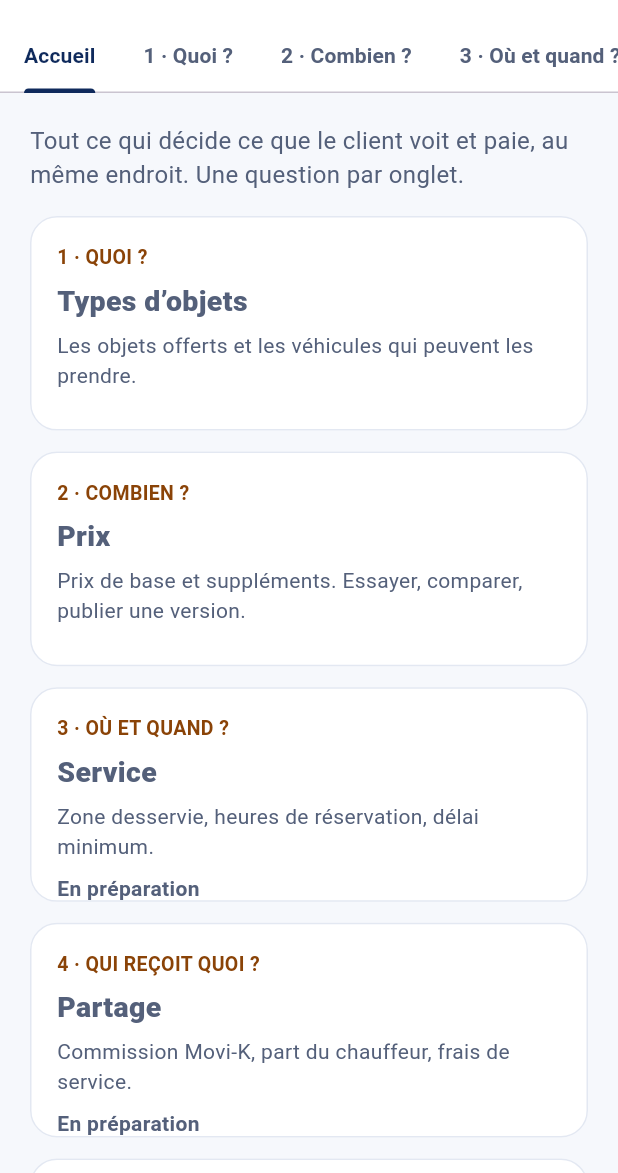
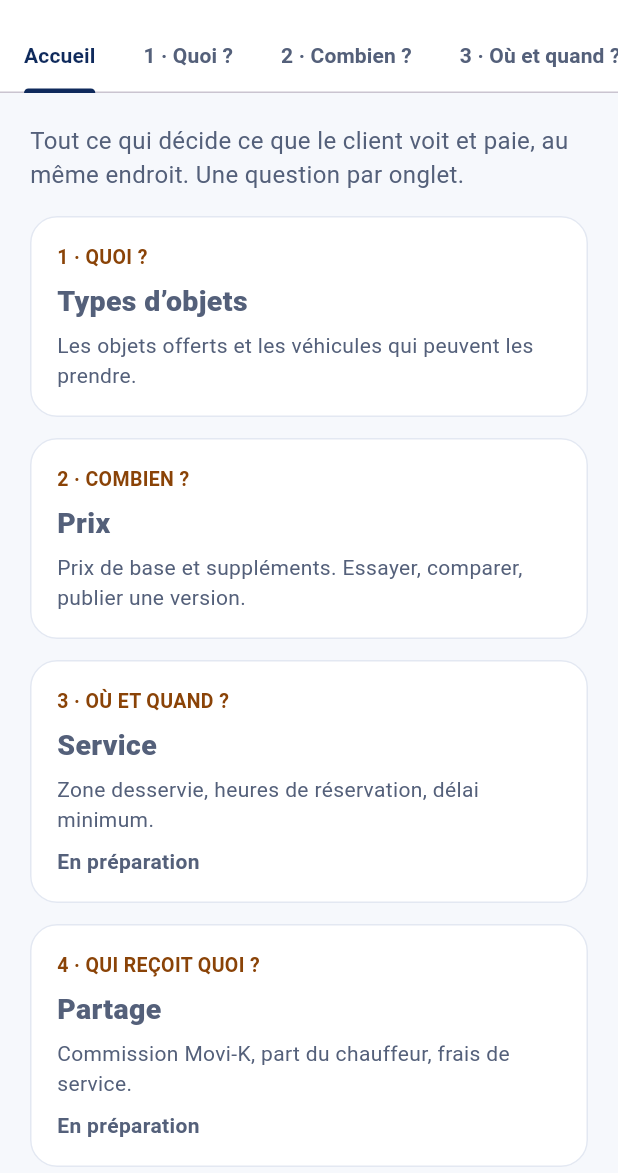
Before and after one commit to Solexiai/mecano-mobile, a Flutter app: the AdminCommandCenterScreen screen opened directly, on a phone screen of 412 x 824 dp, the part 63-1236 px from its top. Run offline on Flutter 3.47's test engine with Material 3 defaults, Android fonts, the phone set to English and light mode, and no system bars; our stand-ins replace cloud_firestore, cloud_functions, firebase_auth, firebase_core, firebase_messaging, firebase_storage and 8 more; missing offline and left inert: dart:js_interop; accounts and stored records are empty.

Commit message:
fix(admin): command center tiles grow with their text
Co-Authored-By: Claude Opus 5.5 <noreply@anthropic.com>
Claude-Session: https://claude.ai/code/session_016wdyjnMgpXu8tP4WYgSueY

```diff
--- a/lib/screens/dashboard/admin/command_center/admin_command_center_screen.dart
+++ b/lib/screens/dashboard/admin/command_center/admin_command_center_screen.dart
@@ -189,14 +189,17 @@ class _Home extends StatelessWidget {
           style: TextStyle(fontSize: 16, color: AppColors.textSecondary),
         ),
         const SizedBox(height: 16),
-        GridView.count(
-          crossAxisCount: columns,
-          shrinkWrap: true,
-          physics: const NeverScrollableScrollPhysics(),
-          mainAxisSpacing: 14,
-          crossAxisSpacing: 14,
-          childAspectRatio: columns == 1 ? 2.6 : 1.7,
-          children: tiles,
+        // Wrap, not a fixed-ratio grid: tiles grow with their text (phone,
+        // large text) instead of overflowing.
+        LayoutBuilder(
+          builder: (context, box) {
+            final w = (box.maxWidth - 14 * (columns - 1)) / columns;
+            return Wrap(
+              spacing: 14,
+              runSpacing: 14,
+              children: [for (final t in tiles) SizedBox(width: w, child: t)],
+            );
+          },
         ),
         const SizedBox(height: 16),
         Container(
```
